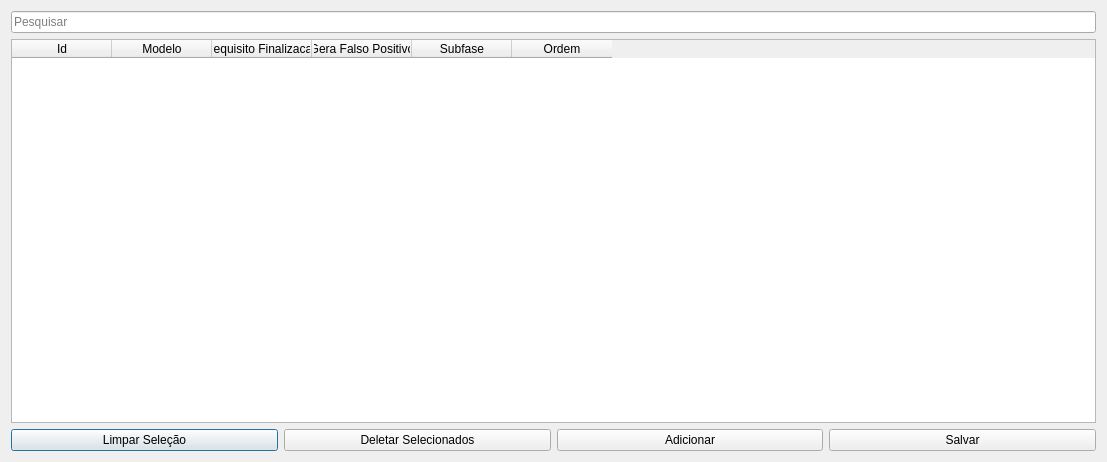
Above: uis/managementModelProfiles.ui from dsgoficial/SAP_Gerente before the change. Below: the same form after it.
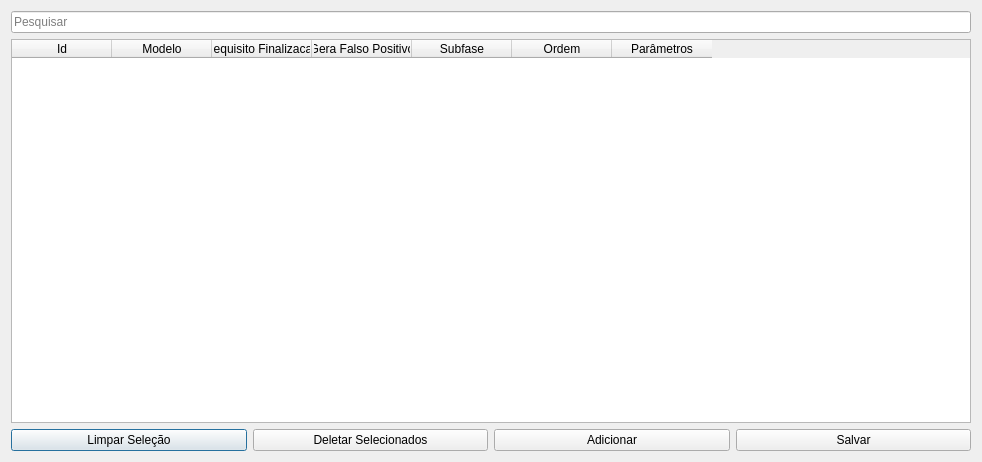
That is the form after the change.

```diff
--- a/uis/managementModelProfiles.ui
+++ b/uis/managementModelProfiles.ui
@@ -6,7 +6,7 @@
    <rect>
     <x>0</x>
     <y>0</y>
-    <width>1107</width>
+    <width>982</width>
     <height>462</height>
    </rect>
   </property>
@@ -49,6 +49,11 @@
        <string>Ordem</string>
       </property>
      </column>
+     <column>
+      <property name="text">
+       <string>Parâmetros</string>
+      </property>
+     </column>
     </widget>
    </item>
    <item row="2" column="0">
```
